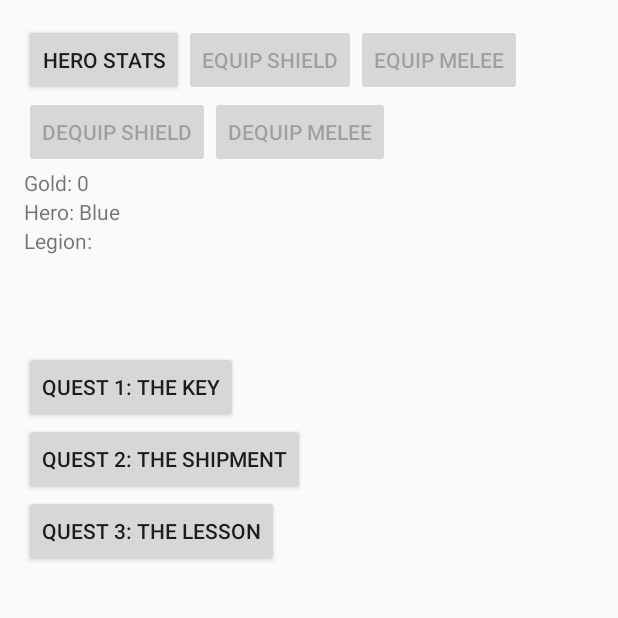
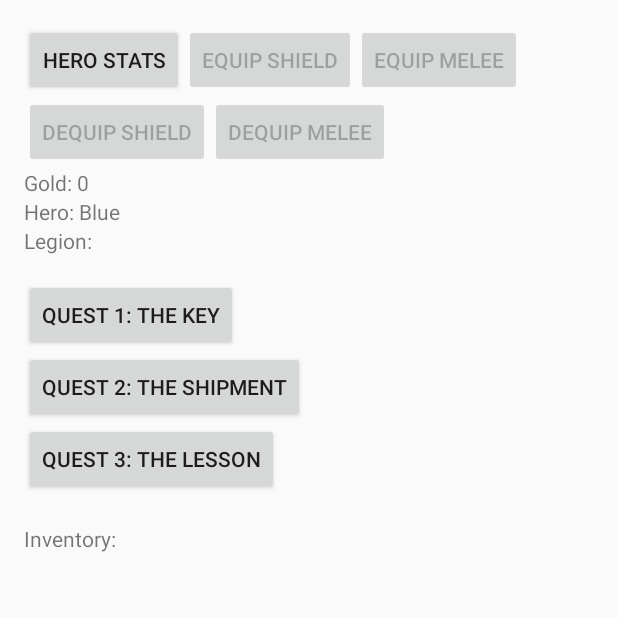
Before and after one commit to MayeoinBread/QM2, an Android app: the SetupActivity screen opened directly, with no data from a screen before it, after a tap on "CONTINUE", on a phone screen of 412 x 824 dp, the top half of it. Run offline under Robolectric (Android 15) with nearby library versions, the phone set to English and light mode, and no system bars.

Commit message:
End day 1

```diff
--- a/app/src/main/java/com/mayeosurge/questmaster/GamePage.java
+++ b/app/src/main/java/com/mayeosurge/questmaster/GamePage.java
@@ -7,6 +7,7 @@ import android.content.DialogInterface;
 import android.content.Intent;
 import android.os.Bundle;
 import android.view.View;
+import android.widget.GridView;
 import android.widget.TextView;
 
 import java.util.List;
@@ -18,6 +19,9 @@ public class GamePage extends Activity {
     int totalGold = 0;
 
     Context c;
+    Inventory playerInventory;
+    GridView pGV;
+    InvGridAdapter pIGA;
 
     Hero h;
 
@@ -28,12 +32,20 @@ public class GamePage extends Activity {
         int hero = getIntent().getIntExtra("hero", 1);
         legion = getIntent().getStringExtra("name");
         h = new Hero(hero);
+        playerInventory = new Inventory();
         ((TextView)findViewById(R.id.tvLegion)).setText("Legion: "+legion);
         ((TextView)findViewById(R.id.tvHero)).setText("Hero: "+names[hero-1]);
         findViewById(R.id.quest1).setOnClickListener(questCL);
         findViewById(R.id.quest2).setOnClickListener(questCL);
         findViewById(R.id.quest3).setOnClickListener(questCL);
         c = this;
+        setGridView();
+    }
+
+    private void setGridView(){
+        pGV = (GridView)findViewById(R.id.gvPlayerInventory);
+        pIGA = new InvGridAdapter(this, playerInventory.inventoryList);
+        pGV.setAdapter(pIGA);
     }
 
     View.OnClickListener questCL = new View.OnClickListener() {
@@ -88,6 +100,7 @@ public class GamePage extends Activity {
     public void statsActivity(View v){
         Intent i = new Intent(GamePage.this, HeroStatsActivity.class);
         i.putExtra("hero", h);
+        i.putExtra("pInv", playerInventory);
         i.putExtra("legion", legion);
         //startActivity(i);
         startActivityForResult(i, 1);
@@ -96,10 +109,13 @@ public class GamePage extends Activity {
     public void onActivityResult(int requestCode, int resultCode, Intent data){
         super.onActivityResult(requestCode, resultCode, data);
         if(requestCode == 1){
-            if(resultCode == RESULT_OK)
+            if(resultCode == RESULT_OK){
                 h = (Hero)data.getSerializableExtra("hero");
+                playerInventory = (Inventory)data.getSerializableExtra("pInv");
+            }
         }
         updateViews();
+        setGridView();
     }
 
     public void equipShield(View v){
--- a/app/src/main/java/com/mayeosurge/questmaster/Hero.java
+++ b/app/src/main/java/com/mayeosurge/questmaster/Hero.java
@@ -78,7 +78,6 @@ public class Hero implements Serializable {
         stealth -= w.stealth;
         magic -= w.magic;
         inventory.add(w, 1);
-        System.out.println("attackDefense"+w.attackDefense);
         if(!w.attackDefense)
             shield = null;
         else
--- a/app/src/main/res/layout/activity_gamepage.xml
+++ b/app/src/main/res/layout/activity_gamepage.xml
@@ -59,7 +59,7 @@
         android:id="@+id/tvLegion"
         android:layout_width="wrap_content"
         android:layout_height="wrap_content"
-        android:layout_marginBottom="64dp"
+        android:layout_marginBottom="16dp"
         android:text="Legion: "/>
 
     <Button android:id="@+id/quest1"
@@ -78,6 +78,18 @@
     <TextView
         android:id="@+id/tvOutput"
         android:layout_width="match_parent"
-        android:layout_height="match_parent"/>
+        android:layout_height="wrap_content"/>
+    <TextView
+        android:layout_width="wrap_content"
+        android:layout_height="wrap_content"
+        android:text="Inventory:"/>
+    <GridView
+        android:id="@+id/gvPlayerInventory"
+        android:layout_width="match_parent"
+        android:layout_height="wrap_content"
+        android:numColumns="auto_fit"
+        android:gravity="center"
+        android:columnWidth="64dp"
+        android:stretchMode="columnWidth"/>
 
 </LinearLayout>
--- a/app/src/main/res/menu/inv_menu.xml
+++ b/app/src/main/res/menu/inv_menu.xml
@@ -2,6 +2,8 @@
 <menu xmlns:android="http://schemas.android.com/apk/res/android">
     <item android:id="@+id/inv_equip"
           android:title="Equip item"/>
+    <item android:id="@+id/inv_transfer"
+          android:title="Transfer"/>
     <item android:id="@+id/inv_dequip"
           android:title="Dequip item"/>
     <item android:id="@+id/inv_delete"
--- a/app/src/main/res/menu/menu_dequip.xml
+++ b/app/src/main/res/menu/menu_dequip.xml
@@ -1,5 +1,7 @@
 <?xml version="1.0" encoding="utf-8"?>
 <menu xmlns:android="http://schemas.android.com/apk/res/android">
+    <item android:id="@+id/inv_transfer"
+          android:title="Transfer"/>
     <item android:id="@+id/inv_dequip"
           android:title="Dequip item"/>
     <item android:id="@+id/inv_delete"
```
Also changed, not shown: app/src/main/java/com/mayeosurge/questmaster/HeroStatsActivity.java (+24 -1 lines), app/src/main/java/com/mayeosurge/questmaster/InvItem.java (+11 -0 lines), app/src/main/java/com/mayeosurge/questmaster/Weapon.java (+7 -1 lines), 1 other file.
